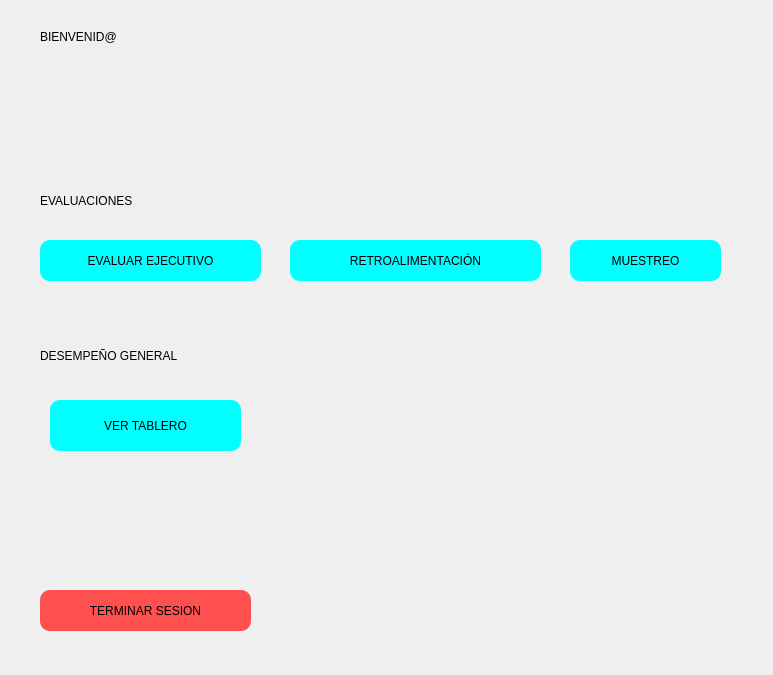
Old version of the form interfaces/analista_calidad/mainpage_analista_calidad.ui in the repository Ersa77/teggium_evaluations.
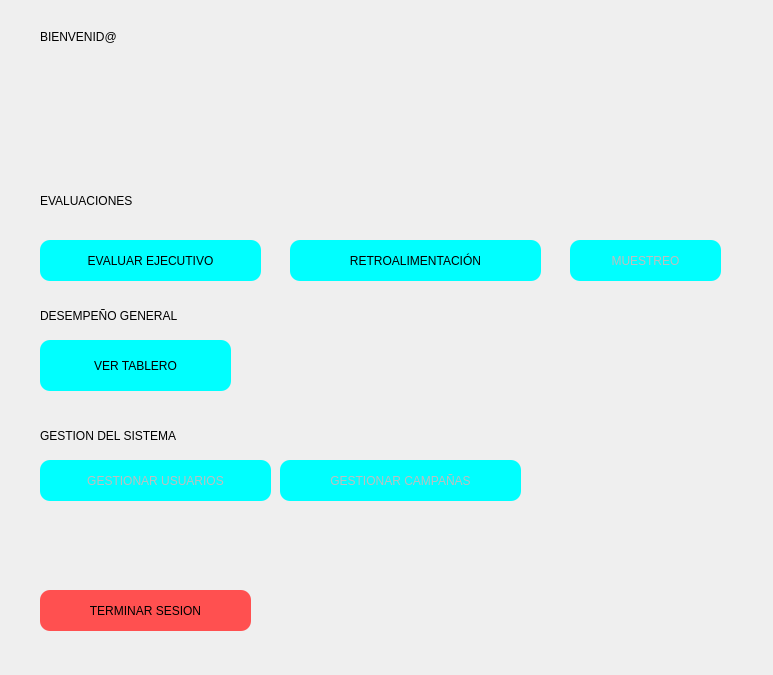
New version of the form. Icons and pictures are not drawn.

Commit message: mainpage_analista_calidad.ui 	conection.py: evaluaciones ordenadas de mas reciente a mas antigua     Lanzamiento Version 1.0 Lista

Patch:
```diff
--- a/interfaces/analista_calidad/mainpage_analista_calidad.ui
+++ b/interfaces/analista_calidad/mainpage_analista_calidad.ui
@@ -144,7 +144,7 @@
    <property name="geometry">
     <rect>
      <x>40</x>
-     <y>330</y>
+     <y>290</y>
      <width>231</width>
      <height>51</height>
     </rect>
@@ -156,8 +156,8 @@
   <widget class="QPushButton" name="openDash">
    <property name="geometry">
     <rect>
-     <x>50</x>
-     <y>400</y>
+     <x>40</x>
+     <y>340</y>
      <width>191</width>
      <height>51</height>
     </rect>
@@ -167,6 +167,9 @@
    </property>
   </widget>
   <widget class="QPushButton" name="muestreo">
+   <property name="enabled">
+    <bool>false</bool>
+   </property>
    <property name="geometry">
     <rect>
      <x>570</x>
@@ -179,6 +182,51 @@
     <string>MUESTREO</string>
    </property>
   </widget>
+  <widget class="QLabel" name="label">
+   <property name="geometry">
+    <rect>
+     <x>40</x>
+     <y>420</y>
+     <width>221</width>
+     <height>31</height>
+    </rect>
+   </property>
+   <property name="text">
+    <string>GESTION DEL SISTEMA</string>
+   </property>
+  </widget>
+  <widget class="QPushButton" name="pushButton">
+   <property name="enabled">
+    <bool>false</bool>
+   </property>
+   <property name="geometry">
+    <rect>
+     <x>40</x>
+     <y>460</y>
+     <width>231</width>
+     <height>41</height>
+    </rect>
+   </property>
+   <property name="text">
+    <string>GESTIONAR USUARIOS</string>
+   </property>
+  </widget>
+  <widget class="QPushButton" name="pushButton_2">
+   <property name="enabled">
+    <bool>false</bool>
+   </property>
+   <property name="geometry">
+    <rect>
+     <x>280</x>
+     <y>460</y>
+     <width>241</width>
+     <height>41</height>
+    </rect>
+   </property>
+   <property name="text">
+    <string>GESTIONAR CAMPAÑAS</string>
+   </property>
+  </widget>
  </widget>
  <resources/>
  <connections/>
```
The commit also changes 5 other files.
